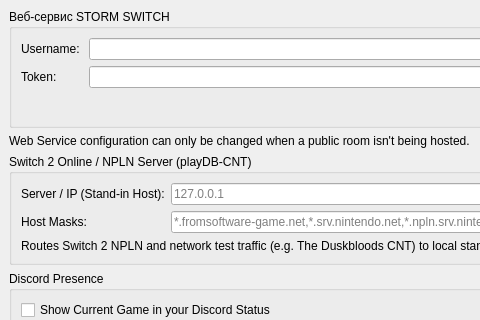
Before: the Qt Designer form src/storm_switch/configuration/configure_web.ui in ReiKatari/STORM_SWITCH, drawn with Qt 5; both pictures show x 0 to 480 and y 0 to 320 of the 620 by 480 pixel window.
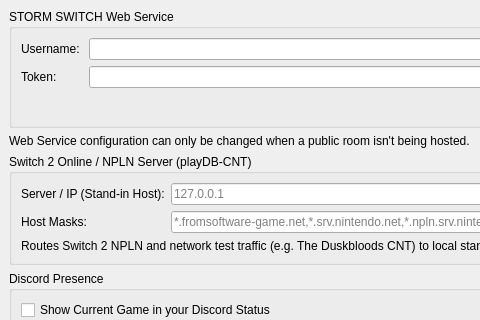
After: the same form once the commit is applied.

Commit message: Release STORM SWITCH 18.4.2 - Switch 2 Donkey Kong Bananza graphics and feedback-loop fixes, zero-hang Stop, and totk-mobile optimizations

What changed in the file:
```diff
--- a/src/storm_switch/configuration/configure_web.ui
+++ b/src/storm_switch/configuration/configure_web.ui
@@ -52,7 +52,7 @@
      <item>
       <widget class="QGroupBox" name="groupBoxWebConfig">
        <property name="title">
-        <string>Веб-сервис STORM SWITCH</string>
+        <string>STORM SWITCH Web Service</string>
        </property>
        <layout class="QVBoxLayout" name="verticalLayoutYuzuWebService">
         <item>
```
The commit also changes 328 other files.
